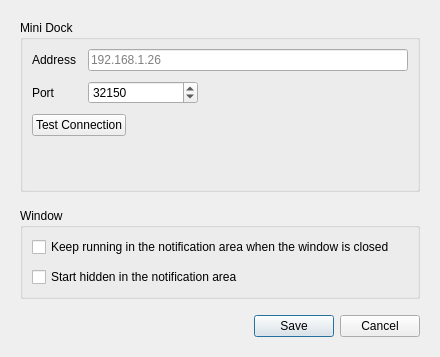
Before: the Qt Designer form ui/settings_dialog.ui in se0siris/vobot-now-playing, drawn with Qt 5.
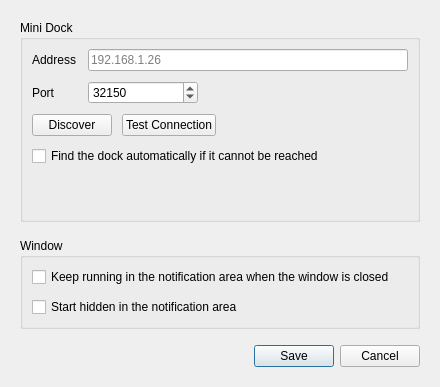
After: the same form once the commit is applied.

Commit message: Added UDP discovery. Added default image to mini-dock app. Used on first start and when no media player is active. Added media buttons to client app. Added PyInstaller script for packaging client .exe.

Patch:
```diff
--- a/ui/settings_dialog.ui
+++ b/ui/settings_dialog.ui
@@ -93,6 +93,19 @@
         <property name="spacing">
          <number>10</number>
         </property>
+        <item>
+         <widget class="QPushButton" name="button_discover">
+          <property name="cursor">
+           <cursorShape>PointingHandCursor</cursorShape>
+          </property>
+          <property name="toolTip">
+           <string>Search the local network for a Mini Dock running this app</string>
+          </property>
+          <property name="text">
+           <string>Discover</string>
+          </property>
+         </widget>
+        </item>
         <item>
          <widget class="QPushButton" name="button_test">
           <property name="cursor">
@@ -118,6 +131,19 @@
         </item>
        </layout>
       </item>
+      <item>
+       <widget class="QCheckBox" name="check_auto_discover">
+        <property name="cursor">
+         <cursorShape>PointingHandCursor</cursorShape>
+        </property>
+        <property name="toolTip">
+         <string>Searches when no address is set, or when the saved one stops responding</string>
+        </property>
+        <property name="text">
+         <string>Find the dock automatically if it cannot be reached</string>
+        </property>
+       </widget>
+      </item>
       <item>
        <widget class="QLabel" name="lbl_test_result">
         <property name="sizePolicy">
```
The commit also changes 19 other files.
